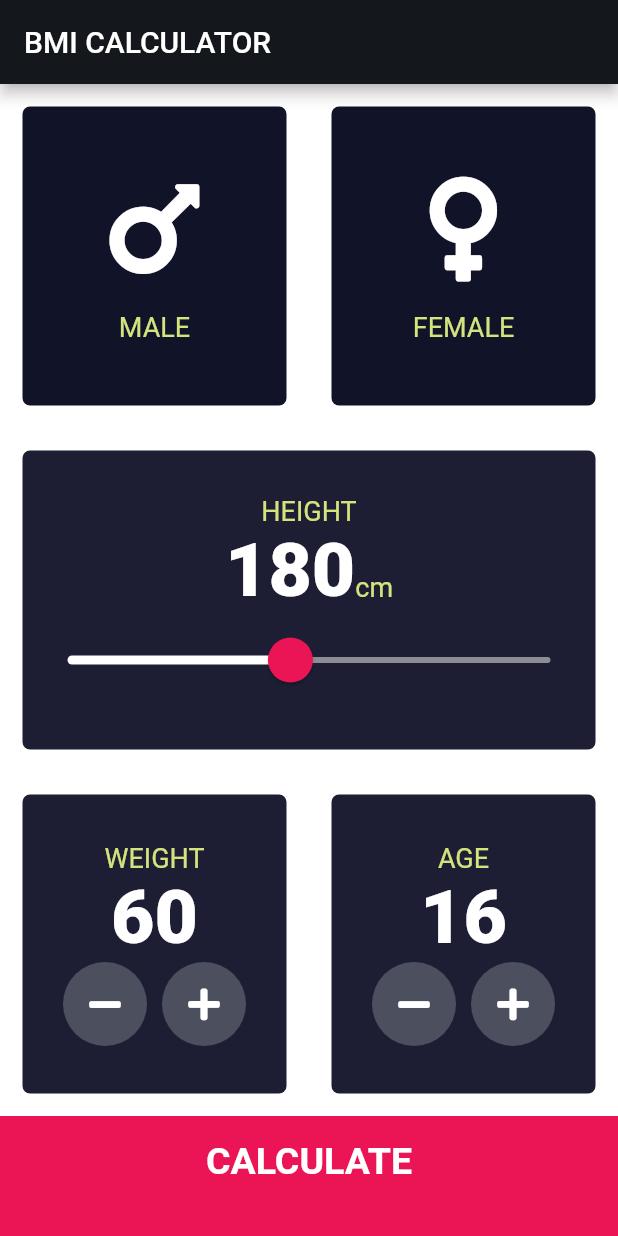
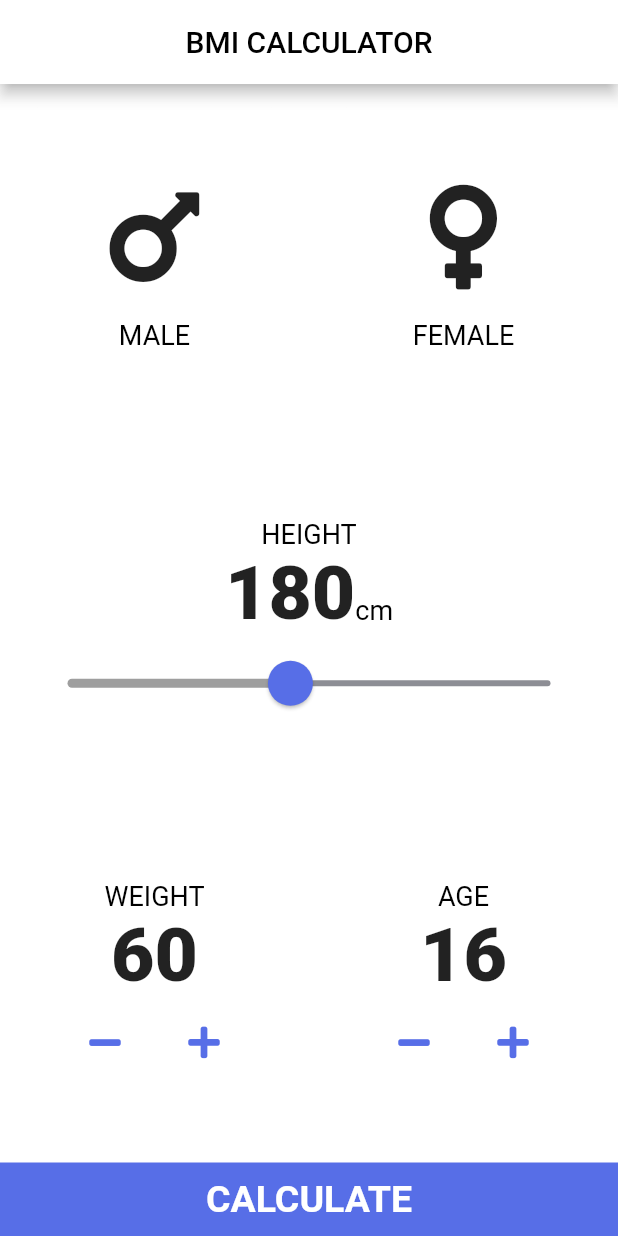
Before and after one commit to m7od99/bmi-calculator, a Flutter app: the screen it shows after launch, on a phone screen of 412 x 824 dp. Run offline on Flutter 3.47's test engine with Material 2 defaults, Android fonts, the phone set to English and light mode, and no system bars; our stand-ins replace font_awesome_flutter.

Commit message:
change style

```diff
--- a/lib/components/button_button.dart
+++ b/lib/components/button_button.dart
@@ -17,10 +17,8 @@ class ButtomButton extends StatelessWidget {
             style: kLargeButton,
           ),
         ),
-        padding: EdgeInsets.only(bottom: 20),
-        color: Color(0xFFEB1555),
-        width: double.infinity,
-        height: 80,
+        padding: EdgeInsets.all(10),
+        color: Color(0xFF576EE7),
       ),
     );
   }
--- a/lib/components/reusable_card.dart
+++ b/lib/components/reusable_card.dart
@@ -16,7 +16,7 @@ class ReuseableCard extends StatelessWidget {
         child: cardChild,
         decoration: BoxDecoration(
           color: coluor,
-          borderRadius: BorderRadius.circular(5),
+          borderRadius: BorderRadius.circular(15),
         ),
       ),
     );
--- a/lib/components/round_icon_button.dart
+++ b/lib/components/round_icon_button.dart
@@ -9,7 +9,7 @@ class RoundIconButton extends StatelessWidget {
   @override
   Widget build(BuildContext context) {
     return RawMaterialButton(
-      child: Icon(icon),
+      child: Icon(icon ,color:  Color(0xFF576EE7),),
       onPressed: onPress,
       elevation: 0.0,
       constraints: BoxConstraints.tightFor(
@@ -17,7 +17,6 @@ class RoundIconButton extends StatelessWidget {
         height: 56.0,
       ),
       shape: CircleBorder(),
-      fillColor: Color(0xFF4C4F5E),
     );
   }
 }
--- a/lib/content.dart
+++ b/lib/content.dart
@@ -1,11 +1,11 @@
 import 'package:flutter/material.dart';
 
-const kActiveCardColor = Color(0xFF1D1E33);
-const kInactiveCardColor = Color(0xFF111328);
+const kActiveCardColor = Colors.white;
+const kInactiveCardColor = Colors.white70;
 
 const kLabelTextStyle = TextStyle(
   fontSize: 18,
-  color: Color(0xFF8D8E980),
+  color: Colors.black,
 );
 
 const kNumberTextStyle = TextStyle(
@@ -16,6 +16,7 @@ const kNumberTextStyle = TextStyle(
 const kLargeButton = TextStyle(
   fontSize: 25,
   fontWeight: FontWeight.bold,
+  color: Colors.white,
 );
 
 const kTitleText = TextStyle(
--- a/lib/main.dart
+++ b/lib/main.dart
@@ -7,11 +7,20 @@ class BMICalculator extends StatelessWidget {
   @override
   Widget build(BuildContext context) {
     return MaterialApp(
-      theme: ThemeData.dark().copyWith(
-        primaryColor: Color(0xff14171C),
-        scaffoldBackgroundColor: Color(0xff1B3),
-      ),
+      theme: light(),
       home: InputPage(),
     );
   }
 }
+
+ThemeData light() {
+  return ThemeData.light().copyWith(
+    scaffoldBackgroundColor: Colors.white70,
+    primaryColor: Colors.white,
+  );
+}
+
+// theme: ThemeData.dark().copyWith(
+// primaryColor: Color(0xff14171C),
+// scaffoldBackgroundColor: Color(0xff1B3),
+// ),
--- a/lib/screen/input_Page.dart
+++ b/lib/screen/input_Page.dart
@@ -28,7 +28,8 @@ class _InputPageState extends State<InputPage> {
   Widget build(BuildContext context) {
     return Scaffold(
       appBar: AppBar(
-        title: Text('BMI CALCULATOR'),
+        centerTitle: true,
+        title: Text('BMI CALCULATOR',style: TextStyle(color: Colors.black),),
       ),
       body: Column(
         crossAxisAlignment: CrossAxisAlignment.stretch,
@@ -73,7 +74,7 @@ class _InputPageState extends State<InputPage> {
           ),
           Expanded(
             child: ReuseableCard(
-              coluor: kActiveCardColor,
+              coluor: Colors.white,
               cardChild: Column(
                 mainAxisAlignment: MainAxisAlignment.center,
                 children: <Widget>[
@@ -98,10 +99,10 @@ class _InputPageState extends State<InputPage> {
                   ),
                   SliderTheme(
                     data: SliderTheme.of(context).copyWith(
-                        activeTrackColor: Colors.white,
+                        activeTrackColor: Colors.black38,
                         inactiveTrackColor: Color(0xFF8D8E95),
-                        thumbColor: Color(0xFFEB1555),
-                        overlayColor: Color(0x29EB1555),
+                        thumbColor: Color(0xFF576EE7),
+                        overlayColor:Color(0x29576EE7),
                         thumbShape:
                             RoundSliderThumbShape(enabledThumbRadius: 15),
                         overlayShape:
--- a/lib/screen/result_Page.dart
+++ b/lib/screen/result_Page.dart
@@ -16,7 +16,8 @@ class ResultPage extends StatelessWidget {
   Widget build(BuildContext context) {
     return Scaffold(
       appBar: AppBar(
-        title: Text('BMI CALCULATOR'),
+        centerTitle: true,
+        title: Text('BMI CALCULATOR',style: TextStyle(color: Colors.black),),
       ),
       body: Column(
         mainAxisAlignment: MainAxisAlignment.spaceEvenly,
@@ -25,7 +26,7 @@ class ResultPage extends StatelessWidget {
           Expanded(
             child: Container(
               padding: EdgeInsets.all(15),
-              alignment: Alignment.bottomLeft,
+              alignment: Alignment.center,
               child: Text(
                 'Your Result',
                 style: kTitleText,
```
Also changed, not shown: 1 other file.
